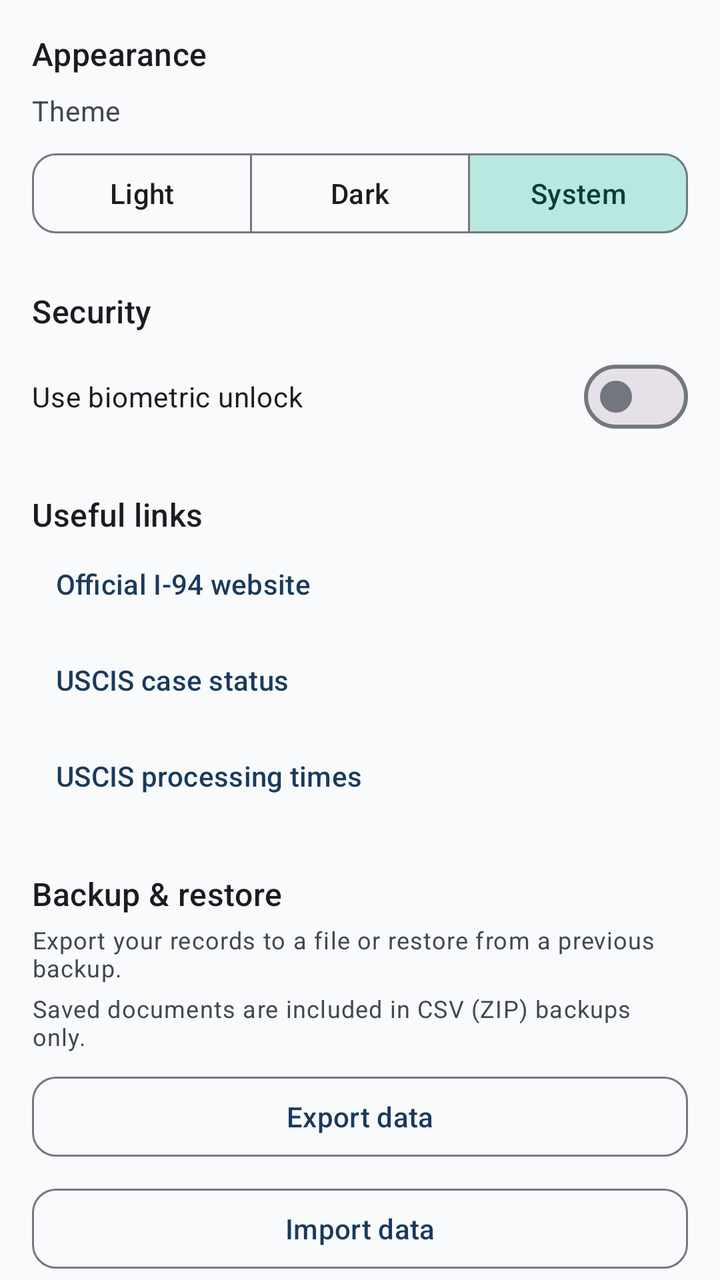
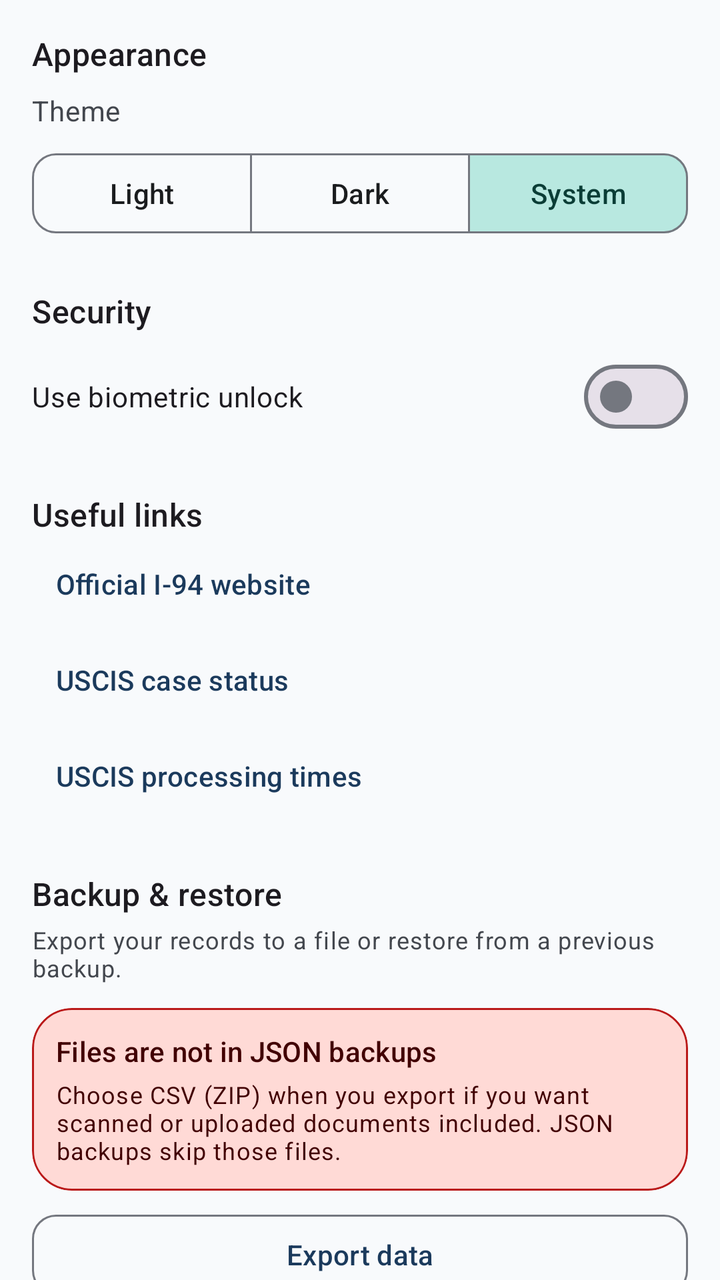

An Android layout rendered at two revisions. The XML below is the earlier revision; the diff shows what the commit changed to produce the second picture.
<!-- AndroidManifest.xml: application theme Theme.ImmigrantVault -->
<!-- res/layout/fragment_settings.xml -->
<?xml version="1.0" encoding="utf-8"?>
<androidx.core.widget.NestedScrollView xmlns:android="http://schemas.android.com/apk/res/android"
    xmlns:app="http://schemas.android.com/apk/res-auto"
    android:layout_width="match_parent"
    android:layout_height="match_parent"
    android:clipToPadding="false"
    android:padding="@dimen/screen_padding"
    android:paddingBottom="32dp">

    <LinearLayout
        android:layout_width="match_parent"
        android:layout_height="wrap_content"
        android:orientation="vertical">

        <TextView
            android:layout_width="match_parent"
            android:layout_height="wrap_content"
            android:text="@string/settings_appearance"
            android:textAppearance="?attr/textAppearanceTitleMedium" />

        <TextView
            android:layout_width="match_parent"
            android:layout_height="wrap_content"
            android:layout_marginTop="8dp"
            android:text="@string/settings_theme"
            android:textAppearance="?attr/textAppearanceBodyMedium"
            android:textColor="?attr/colorOnSurfaceVariant" />

        <com.google.android.material.button.MaterialButtonToggleGroup
            android:id="@+id/theme_toggle"
            android:layout_width="match_parent"
            android:layout_height="wrap_content"
            android:layout_marginTop="8dp"
            app:checkedButton="@+id/theme_system"
            app:selectionRequired="true"
            app:singleSelection="true">

            <com.google.android.material.button.MaterialButton
                android:id="@+id/theme_light"
                style="@style/Widget.ImmigrantVault.Button.Outlined"
                android:layout_width="0dp"
                android:layout_height="wrap_content"
                android:layout_weight="1"
                android:text="@string/settings_theme_light" />

            <com.google.android.material.button.MaterialButton
                android:id="@+id/theme_dark"
                style="@style/Widget.ImmigrantVault.Button.Outlined"
                android:layout_width="0dp"
                android:layout_height="wrap_content"
                android:layout_weight="1"
                android:text="@string/settings_theme_dark" />

            <com.google.android.material.button.MaterialButton
                android:id="@+id/theme_system"
                style="@style/Widget.ImmigrantVault.Button.Outlined"
                android:layout_width="0dp"
                android:layout_height="wrap_content"
                android:layout_weight="1"
                android:text="@string/settings_theme_system" />

        </com.google.android.material.button.MaterialButtonToggleGroup>

        <TextView
            android:layout_width="match_parent"
            android:layout_height="wrap_content"
            android:layout_marginTop="24dp"
            android:text="@string/settings_security"
            android:textAppearance="?attr/textAppearanceTitleMedium" />

        <com.google.android.material.materialswitch.MaterialSwitch
            android:id="@+id/switch_biometric"
            android:layout_width="match_parent"
            android:layout_height="wrap_content"
            android:layout_marginTop="8dp"
            android:text="@string/settings_biometric" />

        <TextView
            android:layout_width="match_parent"
            android:layout_height="wrap_content"
            android:layout_marginTop="24dp"
            android:text="@string/settings_links"
            android:textAppearance="?attr/textAppearanceTitleMedium" />

        <com.google.android.material.button.MaterialButton
            android:id="@+id/link_i94"
            style="@style/Widget.ImmigrantVault.Button.Text"
            android:layout_width="match_parent"
            android:layout_height="wrap_content"
            android:gravity="start|center_vertical"
            android:text="@string/settings_link_i94" />

        <com.google.android.material.button.MaterialButton
            android:id="@+id/link_uscis"
            style="@style/Widget.ImmigrantVault.Button.Text"
            android:layout_width="match_parent"
            android:layout_height="wrap_content"
            android:gravity="start|center_vertical"
            android:text="@string/settings_link_uscis" />

        <com.google.android.material.button.MaterialButton
            android:id="@+id/link_processing"
            style="@style/Widget.ImmigrantVault.Button.Text"
            android:layout_width="match_parent"
            android:layout_height="wrap_content"
            android:gravity="start|center_vertical"
            android:text="@string/settings_link_processing" />

        <TextView
            android:layout_width="match_parent"
            android:layout_height="wrap_content"
            android:layout_marginTop="24dp"
            android:text="@string/settings_backup"
            android:textAppearance="?attr/textAppearanceTitleMedium" />

        <TextView
            android:layout_width="match_parent"
            android:layout_height="wrap_content"
            android:layout_marginTop="4dp"
            android:text="@string/settings_backup_description"
            android:textAppearance="?attr/textAppearanceBodySmall"
            android:textColor="?attr/colorOnSurfaceVariant" />

        <TextView
            android:layout_width="match_parent"
            android:layout_height="wrap_content"
            android:layout_marginTop="4dp"
            android:text="@string/files_backup_note"
            android:textAppearance="?attr/textAppearanceBodySmall"
            android:textColor="?attr/colorOnSurfaceVariant" />

        <com.google.android.material.button.MaterialButton
            android:id="@+id/button_export"
            style="@style/Widget.ImmigrantVault.Button.Outlined"
            android:layout_width="match_parent"
            android:layout_height="wrap_content"
            android:layout_marginTop="8dp"
            android:text="@string/settings_export" />

        <com.google.android.material.button.MaterialButton
            android:id="@+id/button_import"
            style="@style/Widget.ImmigrantVault.Button.Outlined"
            android:layout_width="match_parent"
            android:layout_height="wrap_content"
            android:layout_marginTop="8dp"
            android:text="@string/settings_import" />

        <com.google.android.material.progressindicator.LinearProgressIndicator
            android:id="@+id/progress_backup"
            android:layout_width="match_parent"
            android:layout_height="wrap_content"
            android:layout_marginTop="8dp"
            android:indeterminate="true"
            android:visibility="gone" />

        <TextView
            android:layout_width="match_parent"
            android:layout_height="wrap_content"
            android:layout_marginTop="24dp"
            android:text="@string/settings_privacy"
            android:textAppearance="?attr/textAppearanceBodyMedium"
            android:textColor="?attr/colorOnSurfaceVariant" />

        <TextView
            android:layout_width="match_parent"
            android:layout_height="wrap_content"
            android:layout_marginTop="8dp"
            android:text="@string/settings_about"
            android:textAppearance="?attr/textAppearanceBodySmall"
            android:textColor="?attr/colorOnSurfaceVariant" />

    </LinearLayout>

</androidx.core.widget.NestedScrollView>
<!-- resources referenced by this layout -->
<resources>
  <dimen name="screen_padding">16dp</dimen>
  <string name="files_backup_note">Saved documents are included in CSV (ZIP) backups only.</string>
  <string name="settings_about">ImmigrantVault helps you organize immigration records for you and your family.</string>
  <string name="settings_appearance">Appearance</string>
  <string name="settings_backup">Backup &amp; restore</string>
  <string name="settings_backup_description">Export your records to a file or restore from a previous backup.</string>
  <string name="settings_biometric">Use biometric unlock</string>
  <string name="settings_export">Export data</string>
  <string name="settings_import">Import data</string>
  <string name="settings_link_i94">Official I-94 website</string>
  <string name="settings_link_processing">USCIS processing times</string>
  <string name="settings_link_uscis">USCIS case status</string>
  <string name="settings_links">Useful links</string>
  <string name="settings_privacy">All data is stored locally on this device. No cloud sync.</string>
  <string name="settings_security">Security</string>
  <string name="settings_theme">Theme</string>
  <string name="settings_theme_dark">Dark</string>
  <string name="settings_theme_light">Light</string>
  <string name="settings_theme_system">System</string>
  <style name="Theme.ImmigrantVault" parent="Base.Theme.ImmigrantVault" />
  <style name="ShapeAppearance.ImmigrantVault.SmallComponent" parent="ShapeAppearance.Material3.SmallComponent">
          <item name="cornerFamily">rounded</item>
          <item name="cornerSize">@dimen/corner_small</item>
      </style>
  <dimen name="corner_small">12dp</dimen>
  <color name="md_theme_primary">#1B3A5C</color>
  <color name="md_theme_on_primary">#FFFFFF</color>
  <color name="md_theme_primary_container">#D4E3F3</color>
  <color name="md_theme_on_primary_container">#0A1F33</color>
  <color name="md_theme_secondary">#2A9D8F</color>
  <color name="md_theme_on_secondary">#FFFFFF</color>
  <color name="md_theme_secondary_container">#B8E8E0</color>
  <color name="md_theme_on_secondary_container">#0A3D36</color>
  <color name="md_theme_tertiary">#E9C46A</color>
  <color name="md_theme_on_tertiary">#3D2F00</color>
  <color name="md_theme_tertiary_container">#FFF0C2</color>
  <color name="md_theme_on_tertiary_container">#4A3800</color>
  <color name="md_theme_error">#BA1A1A</color>
  <color name="md_theme_on_error">#FFFFFF</color>
  <color name="md_theme_error_container">#FFDAD6</color>
  <color name="md_theme_on_error_container">#410002</color>
  <color name="md_theme_background">#F8FAFC</color>
  <color name="md_theme_on_background">#1A1C1E</color>
  <color name="md_theme_surface">#FFFFFF</color>
  <color name="md_theme_on_surface">#1A1C1E</color>
  <color name="md_theme_surface_variant">#E8EEF4</color>
  <color name="md_theme_on_surface_variant">#43474E</color>
  <color name="md_theme_outline">#74777F</color>
  <color name="md_theme_outline_variant">#C4C7CF</color>
  <style name="ShapeAppearance.ImmigrantVault.MediumComponent" parent="ShapeAppearance.Material3.MediumComponent">
          <item name="cornerFamily">rounded</item>
          <item name="cornerSize">@dimen/corner_medium</item>
      </style>
  <style name="ShapeAppearance.ImmigrantVault.LargeComponent" parent="ShapeAppearance.Material3.LargeComponent">
          <item name="cornerFamily">rounded</item>
          <item name="cornerSize">@dimen/corner_extra_large</item>
      </style>
  <style name="ThemeOverlay.ImmigrantVault.BottomSheetDialog" parent="ThemeOverlay.Material3.BottomSheetDialog">
          <item name="bottomSheetStyle">@style/Widget.ImmigrantVault.BottomSheet</item>
      </style>
  <dimen name="corner_medium">16dp</dimen>
  <dimen name="corner_extra_large">28dp</dimen>
  <dimen name="corner_large">20dp</dimen>
  <dimen name="elevation_card">2dp</dimen>
  <!-- unchanged entries left out for length: 9 -->
</resources>

<!-- the commit's change to res/layout/fragment_settings.xml (unified diff, before → after) -->
@@ -121,13 +121,39 @@
             android:textAppearance="?attr/textAppearanceBodySmall"
             android:textColor="?attr/colorOnSurfaceVariant" />
 
-        <TextView
-            android:layout_width="match_parent"
-            android:layout_height="wrap_content"
-            android:layout_marginTop="4dp"
-            android:text="@string/files_backup_note"
-            android:textAppearance="?attr/textAppearanceBodySmall"
-            android:textColor="?attr/colorOnSurfaceVariant" />
+        <com.google.android.material.card.MaterialCardView
+            android:layout_width="match_parent"
+            android:layout_height="wrap_content"
+            android:layout_marginTop="12dp"
+            app:cardBackgroundColor="?attr/colorErrorContainer"
+            app:cardElevation="0dp"
+            app:contentPadding="12dp"
+            app:strokeColor="?attr/colorError"
+            app:strokeWidth="1dp">
+
+            <LinearLayout
+                android:layout_width="match_parent"
+                android:layout_height="wrap_content"
+                android:orientation="vertical">
+
+                <TextView
+                    android:layout_width="match_parent"
+                    android:layout_height="wrap_content"
+                    android:text="@string/files_backup_note_title"
+                    android:textAppearance="?attr/textAppearanceTitleSmall"
+                    android:textColor="?attr/colorOnErrorContainer" />
+
+                <TextView
+                    android:layout_width="match_parent"
+                    android:layout_height="wrap_content"
+                    android:layout_marginTop="4dp"
+                    android:text="@string/files_backup_note"
+                    android:textAppearance="?attr/textAppearanceBodySmall"
+                    android:textColor="?attr/colorOnErrorContainer" />
+
+            </LinearLayout>
+
+        </com.google.android.material.card.MaterialCardView>
 
         <com.google.android.material.button.MaterialButton
             android:id="@+id/button_export"
<!-- resource entries referenced after the edit -->
@@ -1,7 +1,8 @@
 <!-- resources referenced by this layout -->
 <resources>
   <dimen name="screen_padding">16dp</dimen>
-  <string name="files_backup_note">Saved documents are included in CSV (ZIP) backups only.</string>
+  <string name="files_backup_note">Choose CSV (ZIP) when you export if you want scanned or uploaded documents included. JSON backups skip those files.</string>
+  <string name="files_backup_note_title">Files are not in JSON backups</string>
   <string name="settings_about">ImmigrantVault helps you organize immigration records for you and your family.</string>
   <string name="settings_appearance">Appearance</string>
   <string name="settings_backup">Backup &amp; restore</string>
